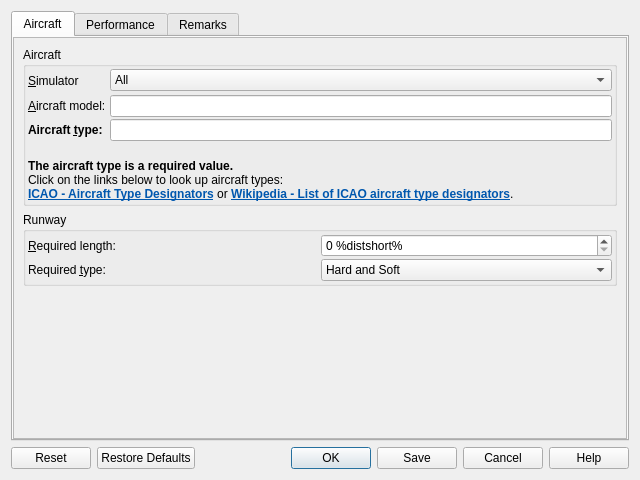
First picture: the form in src/perf/aircraftperfdialog.ui, repository albar965/littlenavmap, before the edit.
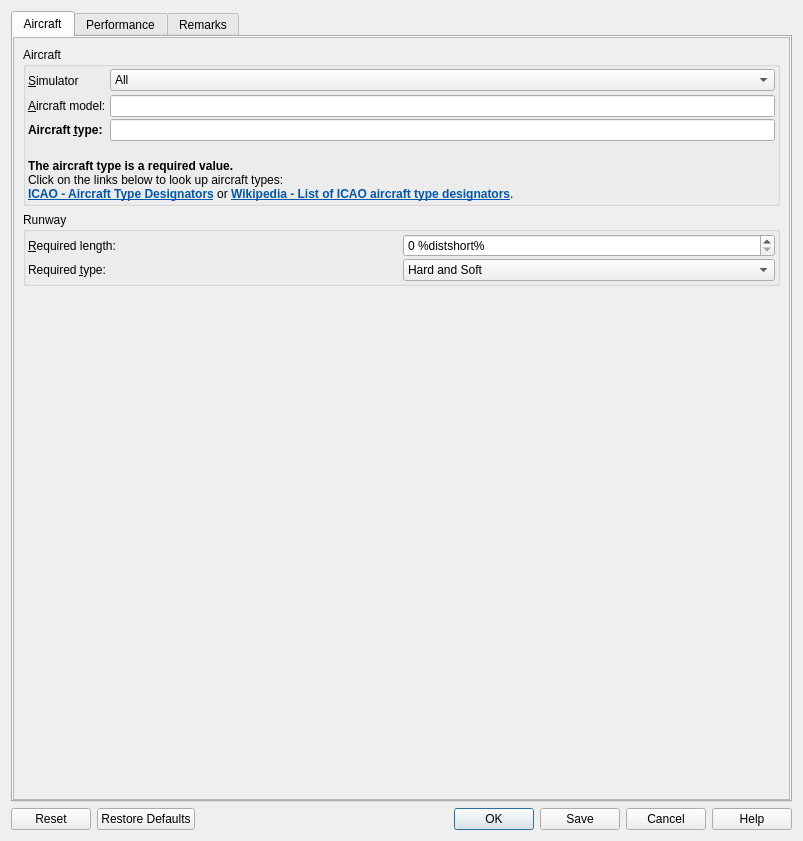
Second picture: the form after the edit.

Commit message: Correct order in performance edit dialog

The edit to the form file:
```diff
--- a/src/perf/aircraftperfdialog.ui
+++ b/src/perf/aircraftperfdialog.ui
@@ -6,8 +6,8 @@
    <rect>
     <x>0</x>
     <y>0</y>
-    <width>640</width>
-    <height>480</height>
+    <width>803</width>
+    <height>841</height>
    </rect>
   </property>
   <property name="windowTitle">
@@ -49,8 +49,8 @@
            <rect>
             <x>0</x>
             <y>0</y>
-            <width>616</width>
-            <height>398</height>
+            <width>779</width>
+            <height>759</height>
            </rect>
           </property>
           <layout class="QVBoxLayout" name="verticalLayout_6">
```
Left out of the diff: 188 changed lines with no effect on the pictures.
